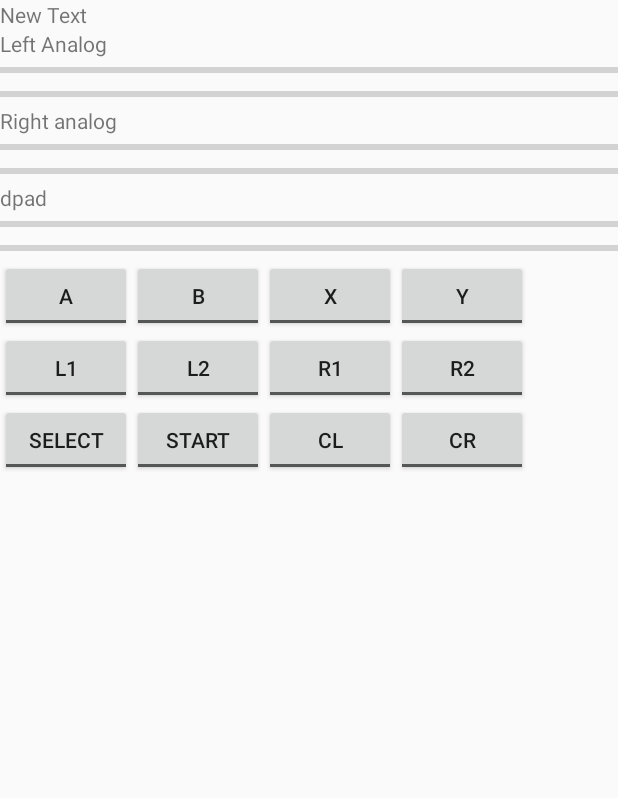
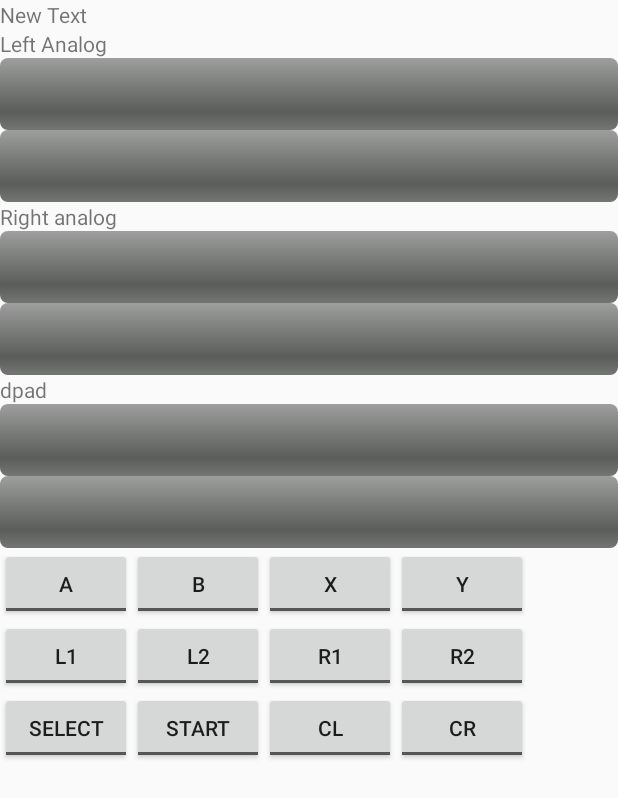
Before and after one commit to UrbanskiDawid/AndroidUSBgamepad2TCP, an Android app: the layout fragment_game_pad.xml on its own in the app's theme, with its tools: preview values and no code run, on a phone screen of 412 x 824 dp. Shown: the top 798 px of the screen. Run offline under Robolectric (Android 15) with nearby library versions, the phone set to English and light mode, and no system bars.

Commit message:
small cleanup.

```diff
--- a/app/src/main/java/pl/dawidurbanski/tcpgamepad/Tabedctivity.java
+++ b/app/src/main/java/pl/dawidurbanski/tcpgamepad/Tabedctivity.java
@@ -125,7 +125,7 @@ public class Tabedctivity extends AppCompatActivity {
 
             //String message = Message.generate(axis.dpadControleStickX, axis.dpadControleStickY, axis.rightControleStickY).toString()
             String message = Message.generateString(axis.leftControleStickX, axis.leftControleStickY, axis.rightControleStickY);
-            Log.i(Tabedctivity.class.toString(),"send message: '"+message+"'");
+            Log2List("Send: '"+message+"'");
             mConnectionFragment.sendMessage(message);
             return true;
         }
--- a/app/src/main/res/layout/fragment_game_pad.xml
+++ b/app/src/main/res/layout/fragment_game_pad.xml
@@ -19,6 +19,12 @@
             <LinearLayout
                 android:orientation="vertical"
                 android:layout_width="match_parent"
+                android:layout_height="match_parent"
+                android:id="@+id/padView">
+
+                <LinearLayout
+                    android:orientation="vertical"
+                    android:layout_width="match_parent"
                     android:layout_height="match_parent">
 
                     <TextView
@@ -29,15 +35,19 @@
                         android:id="@+id/textL" />
 
                     <ProgressBar
-                style="?android:attr/progressBarStyleHorizontal"
                         android:layout_width="match_parent"
                         android:layout_height="wrap_content"
+                        android:progressDrawable="@android:drawable/progress_horizontal"
+                        android:indeterminate="false"
+                        android:indeterminateOnly="false"
                         android:id="@+id/progressBarLX" />
 
                     <ProgressBar
-                style="?android:attr/progressBarStyleHorizontal"
                         android:layout_width="match_parent"
                         android:layout_height="wrap_content"
+                        android:progressDrawable="@android:drawable/progress_horizontal"
+                        android:indeterminate="false"
+                        android:indeterminateOnly="false"
                         android:id="@+id/progressBarLY" />
 
                 </LinearLayout>
@@ -55,15 +65,19 @@
                         android:id="@+id/textR" />
 
                     <ProgressBar
-                style="?android:attr/progressBarStyleHorizontal"
                         android:layout_width="match_parent"
                         android:layout_height="wrap_content"
+                        android:progressDrawable="@android:drawable/progress_horizontal"
+                        android:indeterminate="false"
+                        android:indeterminateOnly="false"
                         android:id="@+id/progressBarRX" />
 
                     <ProgressBar
-                style="?android:attr/progressBarStyleHorizontal"
                         android:layout_width="match_parent"
                         android:layout_height="wrap_content"
+                        android:progressDrawable="@android:drawable/progress_horizontal"
+                        android:indeterminate="false"
+                        android:indeterminateOnly="false"
                         android:id="@+id/progressBarRY" />
 
                 </LinearLayout>
@@ -81,15 +95,19 @@
                         android:id="@+id/textDpad" />
 
                     <ProgressBar
-                style="?android:attr/progressBarStyleHorizontal"
                         android:layout_width="match_parent"
                         android:layout_height="wrap_content"
+                        android:progressDrawable="@android:drawable/progress_horizontal"
+                        android:indeterminate="false"
+                        android:indeterminateOnly="false"
                         android:id="@+id/progressBarDpadX" />
 
                     <ProgressBar
-                style="?android:attr/progressBarStyleHorizontal"
                         android:layout_width="match_parent"
                         android:layout_height="wrap_content"
+                        android:progressDrawable="@android:drawable/progress_horizontal"
+                        android:indeterminate="false"
+                        android:indeterminateOnly="false"
                         android:id="@+id/progressBarDpadY" />
 
                 </LinearLayout>
@@ -231,6 +249,7 @@
                         android:layout_toRightOf="@+id/toggleButtonCl"
                         android:layout_toEndOf="@+id/toggleButtonCl" />
                 </RelativeLayout>
+            </LinearLayout>
 
             </LinearLayout>
 
--- a/app/src/main/res/layout/fragment_logs.xml
+++ b/app/src/main/res/layout/fragment_logs.xml
@@ -8,10 +8,7 @@
         android:layout_width="wrap_content"
         android:layout_height="wrap_content"
         android:id="@+id/logListView"
-        android:layout_below="@+id/textView"
-        android:layout_alignParentLeft="true"
-        android:layout_alignParentStart="true"
-        android:padding="5dp"
+        android:padding="1dp"
         android:typeface="serif"
         android:textSize="8dp" />
 
```
Also changed, not shown: app/src/main/java/pl/dawidurbanski/tcpgamepad/GamePadFragment.java (+28 -21 lines), app/src/main/java/pl/dawidurbanski/tcpgamepad/LogsFragment.java (+12 -15 lines), app/src/main/res/layout/row.xml (added, +22 -0 lines). Lines whose indentation alone changed are shown as unchanged.
